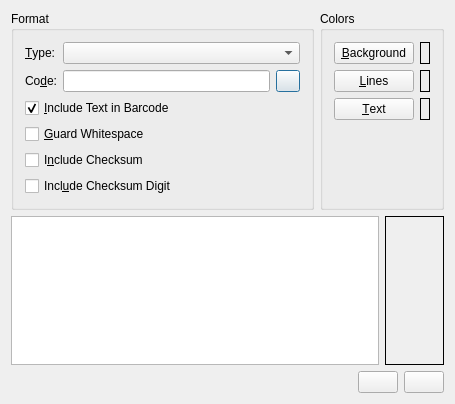
This is scribus/plugins/barcodegenerator/barcodegenerator.ui in scribusproject/scribus as Qt 5 draws it before an edit. The edited form follows.
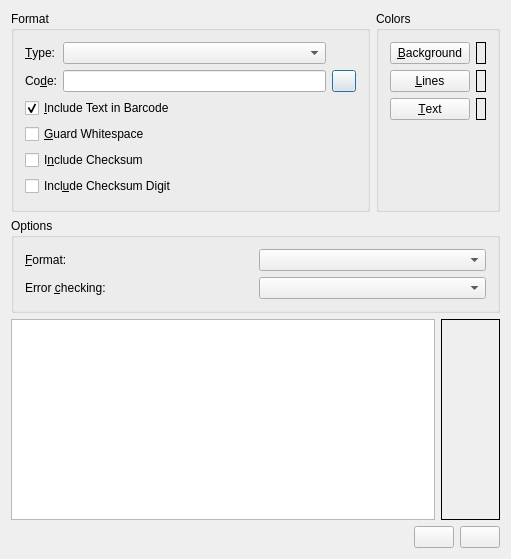
This is the edited form.

Commit message: #11832: Expose more functionality of PS QR code backend

Patch:
```diff
--- a/scribus/plugins/barcodegenerator/barcodegenerator.ui
+++ b/scribus/plugins/barcodegenerator/barcodegenerator.ui
@@ -8,8 +8,8 @@
    <rect>
     <x>0</x>
     <y>0</y>
-    <width>455</width>
-    <height>404</height>
+    <width>511</width>
+    <height>559</height>
    </rect>
   </property>
   <property name="windowTitle">
@@ -122,13 +122,6 @@
         </property>
        </widget>
       </item>
-      <item row="0" column="1" colspan="2">
-       <widget class="QComboBox" name="bcCombo">
-        <property name="toolTip">
-         <string>Select one of the available barcode type here</string>
-        </property>
-       </widget>
-      </item>
       <item row="0" column="0">
        <widget class="QLabel" name="bcLabel">
         <property name="text">
@@ -142,6 +135,13 @@
         </property>
        </widget>
       </item>
+      <item row="0" column="1">
+       <widget class="QComboBox" name="bcCombo">
+        <property name="toolTip">
+         <string>Select one of the available barcode type here</string>
+        </property>
+       </widget>
+      </item>
      </layout>
     </widget>
    </item>
@@ -263,7 +263,7 @@
      </layout>
     </widget>
    </item>
-   <item row="1" column="0" colspan="2">
+   <item row="3" column="0" colspan="2">
     <widget class="QTextEdit" name="commentEdit">
      <property name="toolTip">
       <string>Hints and help is shown here</string>
@@ -273,7 +273,7 @@
      </property>
     </widget>
    </item>
-   <item row="1" column="2">
+   <item row="3" column="2">
     <widget class="QLabel" name="sampleLabel">
      <property name="frameShape">
       <enum>QFrame::Box</enum>
@@ -286,7 +286,7 @@
      </property>
     </widget>
    </item>
-   <item row="2" column="0" colspan="3">
+   <item row="4" column="0" colspan="3">
     <layout class="QHBoxLayout">
      <item>
       <spacer>
@@ -317,6 +317,55 @@
      </item>
     </layout>
    </item>
+   <item row="2" column="0" colspan="3">
+    <widget class="QGroupBox" name="optionsBox">
+     <property name="title">
+      <string>Options</string>
+     </property>
+     <layout class="QGridLayout">
+      <item row="0" column="0">
+       <widget class="QLabel" name="formatLabel">
+        <property name="text">
+         <string>&amp;Format:</string>
+        </property>
+        <property name="wordWrap">
+         <bool>false</bool>
+        </property>
+        <property name="buddy">
+         <cstring>formatCombo</cstring>
+        </property>
+       </widget>
+      </item>
+      <item row="0" column="1">
+       <widget class="QComboBox" name="formatCombo">
+        <property name="toolTip">
+         <string/>
+        </property>
+       </widget>
+      </item>
+      <item row="1" column="0">
+       <widget class="QLabel" name="eccLabel">
+        <property name="text">
+         <string>Error &amp;checking:</string>
+        </property>
+        <property name="wordWrap">
+         <bool>false</bool>
+        </property>
+        <property name="buddy">
+         <cstring>eccCombo</cstring>
+        </property>
+       </widget>
+      </item>
+      <item row="1" column="1">
+       <widget class="QComboBox" name="eccCombo">
+        <property name="toolTip">
+         <string>Minimum error checking; raised opportunistically if size of symbol is not increased</string>
+        </property>
+       </widget>
+      </item>
+     </layout>
+    </widget>
+   </item>
   </layout>
  </widget>
  <layoutdefault spacing="6" margin="11"/>
```
The commit also changes 2 other files.
